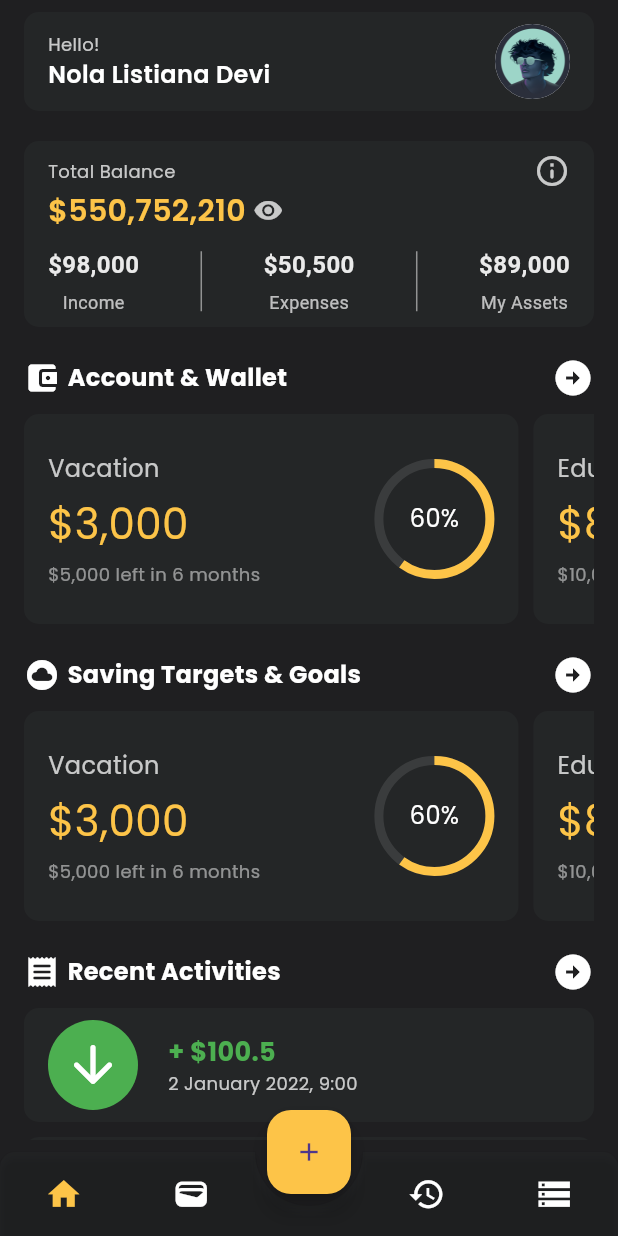
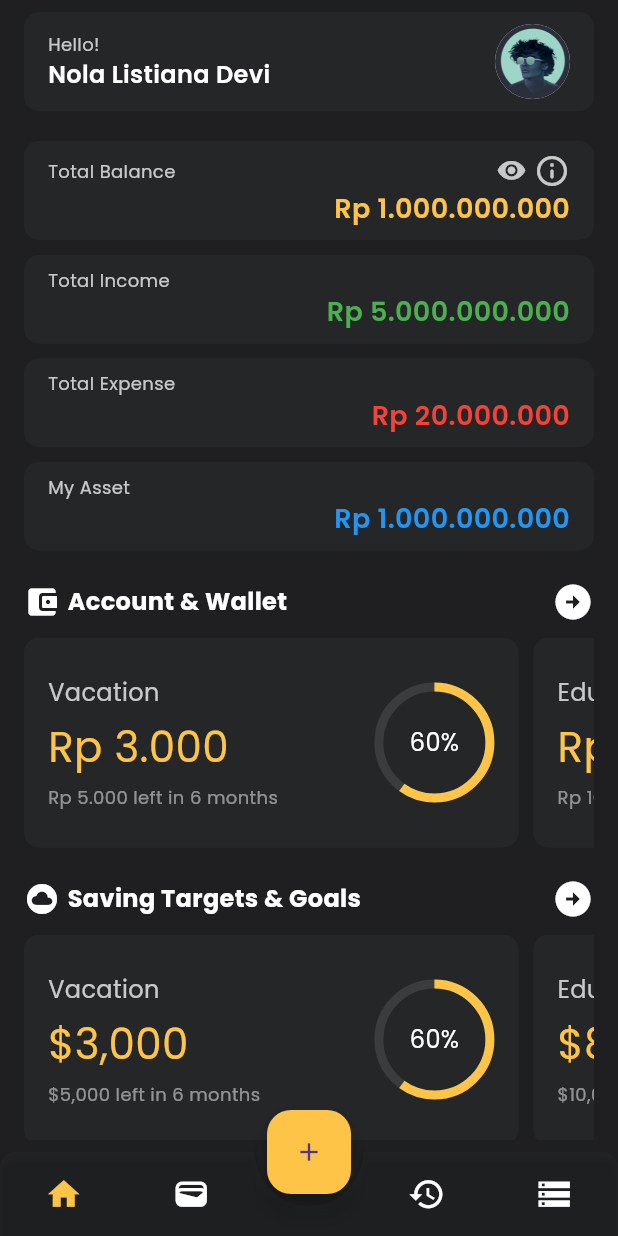
Before and after one commit to Danu-Nur/my_finance, a Flutter app: the BottomNavbar screen opened directly, on a phone screen of 412 x 824 dp. Run offline on Flutter 3.47's test engine with Material 3 defaults, Android fonts, the phone set to English and light mode, and no system bars; drawn by our look-alikes of animated_bottom_navigation_bar, percent_indicator; our stand-ins replace bloc, flutter_bloc, google_fonts.

Commit message:
Refactor account section to use rupiah formatter for saving and target values

```diff
--- a/lib/screens/features/dashboard/widgets/account_section.dart
+++ b/lib/screens/features/dashboard/widgets/account_section.dart
@@ -1,6 +1,5 @@
 import 'package:flutter/material.dart';
 import 'package:flutter_bloc/flutter_bloc.dart';
-import 'package:intl/intl.dart';
 import 'package:my_finance/blocs/navbar/navbar_bloc.dart';
 import 'package:my_finance/blocs/navbar/navbar_event.dart';
 import 'package:my_finance/common/gap.dart';
@@ -8,6 +7,7 @@ import 'package:my_finance/data/model/saving_target_model.dart';
 import 'package:my_finance/data/repository/repository.dart';
 import 'package:my_finance/utils/color.dart';
 import 'package:my_finance/utils/typography.dart';
+import 'package:my_finance/utils/formatters.dart';
 import 'package:percent_indicator/circular_percent_indicator.dart';
 
 Widget accountSection(BuildContext context) {
@@ -62,10 +62,9 @@ Widget accountSection(BuildContext context) {
                   separatorBuilder: (context, index) => const HorizontalGap10(),
                   itemCount: data!.length,
                   itemBuilder: (context, index) {
-                    final formatter = NumberFormat('#,###');
-                    final savingValue = formatter.format(data[index].hasSaving);
+                    final savingValue = rupiahFormatter.format(data[index].hasSaving);
                     final targetValue =
-                        formatter.format(data[index].totalSaving);
+                        rupiahFormatter.format(data[index].totalSaving);
                     return InkWell(
                         onTap: () {
                           context.read<NavBarBloc>().add(ChangeTabIndex(1));
@@ -98,7 +97,7 @@ Widget accountSection(BuildContext context) {
                                   ),
                                   const VerticalGap5(),
                                   Text(
-                                    '\$$savingValue',
+                                    '$savingValue',
                                     style: poppinsBody1.copyWith(
                                       fontSize: 28,
                                       color: buttonColor,
@@ -106,7 +105,7 @@ Widget accountSection(BuildContext context) {
                                   ),
                                   const VerticalGap5(),
                                   Text(
-                                    '\$$targetValue left in ${data[index].monthDuration} months',
+                                    '$targetValue left in ${data[index].monthDuration} months',
                                     style: poppinsBody2.copyWith(
                                       color: textColor.withOpacity(.5),
                                     ),
--- a/lib/screens/features/dashboard/widgets/balance_section.dart
+++ b/lib/screens/features/dashboard/widgets/balance_section.dart
@@ -1,8 +1,10 @@
 import 'package:flutter/material.dart';
+import 'package:my_finance/screens/widgets/card_balance.dart';
 import 'package:my_finance/common/gap.dart';
 import 'package:my_finance/common/static.dart';
 import 'package:my_finance/utils/color.dart';
 import 'package:my_finance/utils/typography.dart';
+import 'package:my_finance/utils/formatters.dart';
 
 class BalanceSection extends StatefulWidget {
   const BalanceSection(BuildContext context, {super.key});
@@ -34,153 +36,26 @@ class _BalanceSectionState extends State<BalanceSection> {
 
   @override
   Widget build(BuildContext context) {
-    return Container(
-      width: MediaQuery.of(context).size.width,
-      decoration: BoxDecoration(
-        borderRadius: BorderRadius.circular(10),
-        color: secondaryColor,
-      ),
-      padding: const EdgeInsets.symmetric(
-        horizontal: 16,
-        vertical: 8,
-      ),
-      child: Column(
-        crossAxisAlignment: CrossAxisAlignment.start,
+    return Column(
       children: [
-          Row(
-            mainAxisAlignment: MainAxisAlignment.spaceBetween,
+        CardBalance(
           children: [
-              Text(
-                'Total Balance',
-                style: poppinsBody2.copyWith(
-                  color: textColor.withOpacity(.75),
-                ),
-              ),
-              InkWell(
-                onTap: () {
-                  setState(() {
-                    _isMore = !_isMore;
-                  });
-                },
-                child: Icon(
-                  Icons.info_outline_rounded,
-                  color: textColor.withOpacity(.75),
-                ),
-              ),
-            ],
-          ),
-          Row(
-            children: [
-              Text(
-                _isHidden ? '\$550,752,210' : '---------',
-                style: poppinsH1.copyWith(
-                  color: buttonColor,
-                  fontWeight: FontWeight.w600,
-                ),
-              ),
-              const HorizontalGap5(),
-              InkWell(
-                onTap: () {
-                  setState(() {
-                    _isHidden = !_isHidden;
-                  });
-                },
-                child: Icon(
-                  _isHidden
-                      ? Icons.visibility_rounded
-                      : Icons.visibility_off_rounded,
-                  color: textColor.withOpacity(.75),
-                  size: 20,
-                ),
-              ),
+            totalBalance(),
+            loadMoreBalance(),
           ],
         ),
         const VerticalGap10(),
-          Row(
-            mainAxisAlignment: MainAxisAlignment.spaceBetween,
-            children: [
-              Column(
-                children: [
-                  Text(
-                    "\$98,000",
-                    style: TextStyle(
-                      fontSize: 16,
-                      fontWeight: FontWeight.w600,
-                      color: textColor.withOpacity(0.9),
-                    ),
-                  ),
-                  SizedBox(
-                    height: 5,
-                  ),
-                  Text(
-                    "Income",
-                    style: TextStyle(
-                      fontSize: 12,
-                      fontWeight: FontWeight.w400,
-                      color: textColor.withOpacity(0.7),
-                    ),
-                  ),
+        CardBalance(children: [totalIncome()]),
+        const VerticalGap10(),
+        CardBalance(children: [totalExpense()]),
+        const VerticalGap10(),
+        CardBalance(children: [totalAsset()]),
       ],
-              ),
-              Container(
-                width: 1,
-                height: 40,
-                color: textColor.withOpacity(0.5),
-              ),
-              Column(
-                children: [
-                  Text(
-                    "\$50,500",
-                    style: TextStyle(
-                      fontSize: 16,
-                      fontWeight: FontWeight.w600,
-                      color: textColor.withOpacity(0.9),
-                    ),
-                  ),
-                  SizedBox(
-                    height: 5,
-                  ),
-                  Text(
-                    "Expenses",
-                    style: TextStyle(
-                      fontSize: 12,
-                      fontWeight: FontWeight.w400,
-                      color: textColor.withOpacity(0.7),
-                    ),
-                  ),
-                ],
-              ),
-              Container(
-                width: 1,
-                height: 40,
-                color: textColor.withOpacity(0.5),
-              ),
-              Column(
-                children: [
-                  Text(
-                    "\$89,000",
-                    style: TextStyle(
-                      fontSize: 16,
-                      fontWeight: FontWeight.w600,
-                      color: textColor.withOpacity(0.9),
-                    ),
-                  ),
-                  SizedBox(
-                    height: 5,
-                  ),
-                  Text(
-                    "My Assets",
-                    style: TextStyle(
-                      fontSize: 12,
-                      fontWeight: FontWeight.w400,
-                      color: textColor.withOpacity(0.7),
-                    ),
-                  ),
-                ],
-              ),
-            ],
-          ),
-          AnimatedCrossFade(
+    );
+  }
+
+  Widget loadMoreBalance() {
+    return AnimatedCrossFade(
       duration: const Duration(milliseconds: 300),
       crossFadeState:
           _isMore ? CrossFadeState.showFirst : CrossFadeState.showSecond,
@@ -239,9 +114,105 @@ class _BalanceSectionState extends State<BalanceSection> {
           _buildItemRow('Gopay', 'Rp 0', imgGopay),
         ],
       ),
+    );
+  }
+
+  Widget totalBalance() {
+    return Column(
+      children: [
+        _viewBalance(
+            'Total Balance',
+            _isHidden ? rupiahFormatter.format(1000000000) : '---------',
+            buttonColor)
+      ],
+    );
+  }
+
+  Widget totalIncome() {
+    return Column(
+      children: [
+        _viewBalance(
+            'Total Income', rupiahFormatter.format(5000000000), Colors.green),
+      ],
+    );
+  }
+
+  Widget totalExpense() {
+    return Column(
+      children: [
+        _viewBalance(
+            'Total Expense', rupiahFormatter.format(20000000), Colors.red),
+      ],
+    );
+  }
+
+  Widget totalAsset() {
+    return Column(children: [
+      _viewBalance('My Asset', rupiahFormatter.format(1000000000), Colors.blue),
+    ]);
+  }
+
+  Widget _viewBalance(String title, String amount, Color amountColor) {
+    return Column(
+      children: [
+        Row(
+          mainAxisAlignment: MainAxisAlignment.spaceBetween,
+          children: [
+            Text(
+              title,
+              style: poppinsBody2.copyWith(
+                color: textColor.withOpacity(.75),
+              ),
+            ),
+            Row(
+              children: [
+                if (title == 'Total Balance')
+                  InkWell(
+                    onTap: () {
+                      setState(() {
+                        _isHidden = !_isHidden;
+                      });
+                    },
+                    child: Icon(
+                      _isHidden
+                          ? Icons.visibility_rounded
+                          : Icons.visibility_off_rounded,
+                      color: textColor.withOpacity(.75),
+                      size: 20,
+                    ),
+                  ),
+                  const HorizontalGap5(),
+                if (title == 'Total Balance')
+                  InkWell(
+                    onTap: () {
+                      setState(() {
+                        _isMore = !_isMore;
+                      });
+                    },
+                    child: Icon(
+                      Icons.info_outline_rounded,
+                      color: textColor.withOpacity(.75),
+                    ),
                   ),
               ],
             ),
+          ],
+        ),
+        // const SizedBox(height: 8), // Jarak antar elemen
+        Row(
+          mainAxisAlignment: MainAxisAlignment.end,
+          children: [
+            Text(
+              amount, // Sembunyikan atau tampilkan jumlah
+              style: poppinsH2.copyWith(
+                color: amountColor,
+                fontWeight: FontWeight.w600,
+              ),
+            ),
+            // const SizedBox(width: 40), // Jarak antar elemen horizontal
+          ],
+        ),
+      ],
     );
   }
 
```
Lines whose indentation alone changed are shown as unchanged.
